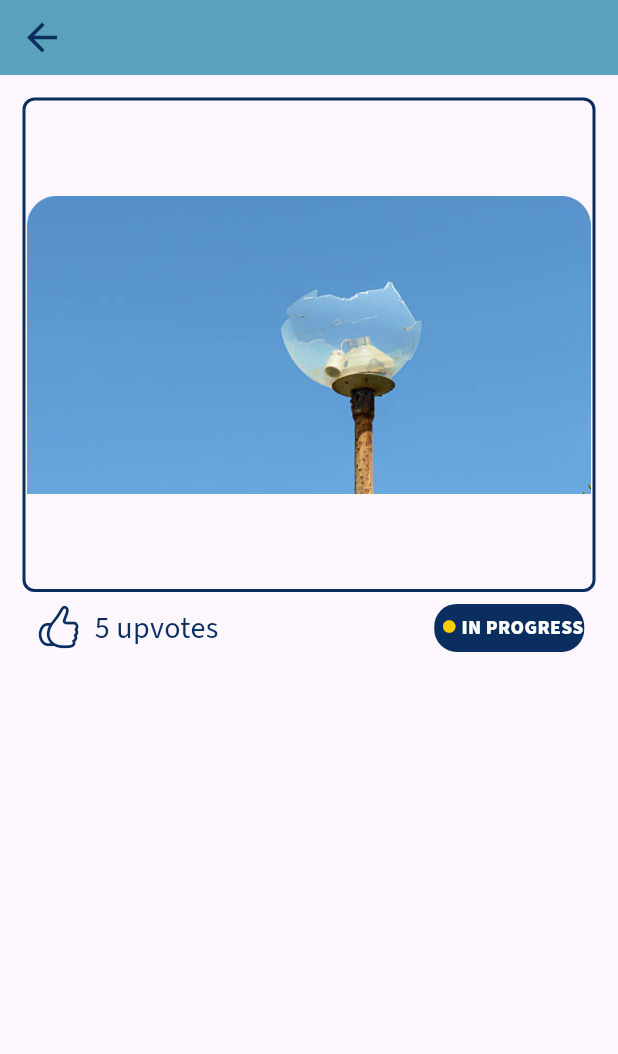
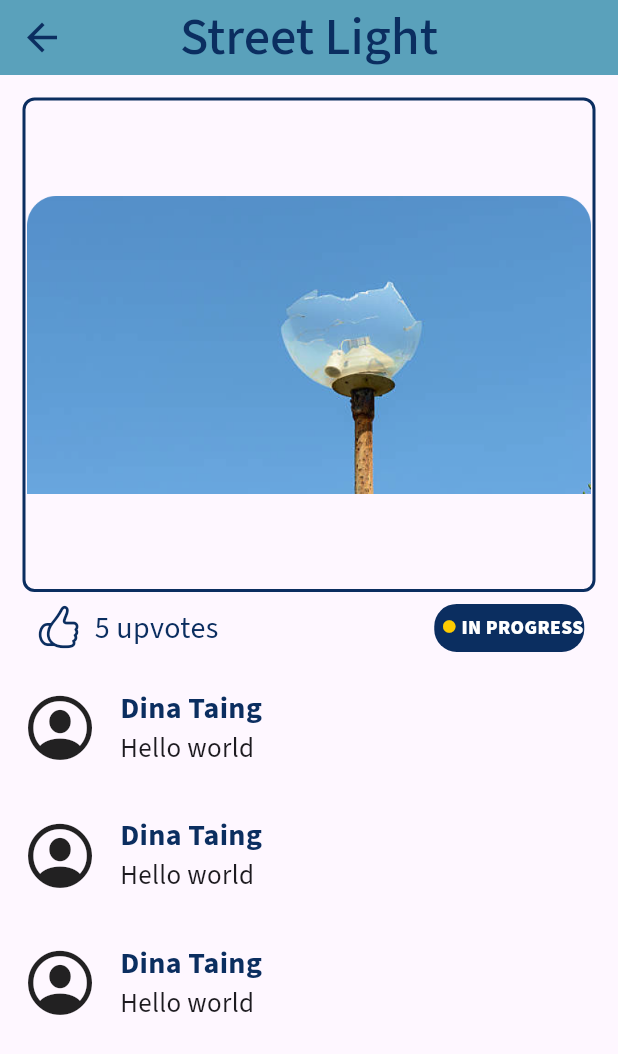
Before and after one commit to kjeff18/MuniciPal, a Flutter app: the PostPage screen opened directly, on a phone screen of 412 x 824 dp. Shown: the top 1054 px of the screen. Run offline on Flutter 3.47's test engine with Material 3 defaults, Android fonts, the phone set to English and light mode, and no system bars; our stand-ins replace dartz, flutter_svg, geolocator, google_fonts, google_maps_flutter, image_picker and 2 more; missing offline and left inert: amplify_api, amplify_auth_cognito, amplify_authenticator, amplify_core, amplify_flutter.

Commit message:
FrontEnd Finished

```diff
--- a/municipal/lib/DesingContstant.dart
+++ b/municipal/lib/DesingContstant.dart
@@ -68,6 +68,7 @@
 const waterLeakIcon = 'assets/IssueIcons/WaterLeakIcon.svg';
 
  const double issueCatergoryIconSize = 82;
+ const double iconSize = 50;
 
 //MapBuble Path
 const pedestrianCrossingBubble = 'assets/MapBubble/CrosswalkBubble.png';
--- /dev/null
+++ b/municipal/lib/Helper/IssueCatergory.dart
@@ -0,0 +1,74 @@
+import 'package:municipal/DesingContstant.dart';
+import 'package:municipal/models/ModelProvider.dart';
+
+class ReportType {
+
+  static String getReportName(IssueCategory issueCategory) {
+    switch (issueCategory) {
+      case IssueCategory.Pothole:
+        return "Pothole";
+      case IssueCategory.StreetLight:
+        return "Street Light";
+      case IssueCategory.WaterLeak:
+        return "Water Leak";
+      case IssueCategory.TrafficSignal:
+        return "Traffic Light";
+      case IssueCategory.Roadway:
+        return "Roadway";
+      case IssueCategory.Sidewalk:
+        return "Sidewalk";
+      case IssueCategory.Drainage:
+        return "Drainage";
+      case IssueCategory.TreeMaintenance:
+        return "Tree Maintenance";
+      case IssueCategory.Graffiti:
+        return "Graffiti";
+      case IssueCategory.ParkMaintenance:
+        return "Park Maintenance";
+      case IssueCategory.StreetSign:
+        return "Street Sign";
+      case IssueCategory.PedestrianCrossing:
+        return "Pedestrian Crossing";
+      case IssueCategory.Other:
+        return "Other";
+      default:
+        return "Unknown Category";
+    }
+  }
+
+  static String? getBubbleIconPath (IssueCategory issueCategory)
+  {
+        switch (issueCategory) {
+      case IssueCategory.Pothole:
+        return potholeBubble;
+      case IssueCategory.StreetLight:
+        return streetLightBubble;
+      case IssueCategory.WaterLeak:
+        return waterLeakBubble;
+      case IssueCategory.TrafficSignal:
+        return trafficLightBubble;
+      case IssueCategory.Roadway:
+        return roadWayBubble;
+      case IssueCategory.Sidewalk:
+        return sidewalkBubble;
+      case IssueCategory.Drainage:
+        return drainageBubble;
+      case IssueCategory.TreeMaintenance:
+        return treeMaintenanceBubble;
+      case IssueCategory.Graffiti:
+        return graffitiBubble;
+      case IssueCategory.ParkMaintenance:
+        return parkMatainanceBubble;
+      case IssueCategory.StreetSign:
+        return streetSignBubble;
+      case IssueCategory.PedestrianCrossing:
+        return pedestrianCrossingBubble;
+      case IssueCategory.Other:
+        return otherBubble;
+      default:
+        return null;
+    }
+
+  }
+
+}
--- a/municipal/lib/Page/FeedPage.dart
+++ b/municipal/lib/Page/FeedPage.dart
@@ -1,6 +1,7 @@
 import 'package:flutter/material.dart';
 import 'package:municipal/DesingContstant.dart';
 import 'package:municipal/models/IssueStatus.dart';
+import 'package:municipal/models/ModelProvider.dart';
 import 'package:municipal/widgets/CustomAppBar.dart';
 import 'package:municipal/widgets/FeedPageWidgets/FeedContainer.dart';
 
@@ -8,7 +9,6 @@
   const FeedPage({super.key});
 
   void postClick(){
-
   }
 
   @override
@@ -18,7 +18,7 @@
       backgroundColor: backgroundColor,
       body: ListView(
         children: [
-          FeedContainer(postTitle: 'Pothole', numberOfMilesAway: 4, numberOfVote: 5, issueStatus: IssueStatus.OPEN, onPressed: () => postClick, ),
+          FeedContainer(issueCategory: IssueCategory.StreetLight, numberOfMilesAway: 4, numberOfVote: 5, issueStatus: IssueStatus.OPEN, onPressed: () => postClick, ),
 
         ],
       ),
--- a/municipal/lib/Page/MyReportPage.dart
+++ b/municipal/lib/Page/MyReportPage.dart
@@ -1,6 +1,7 @@
 import 'package:flutter/material.dart';
 import 'package:municipal/DesingContstant.dart';
 import 'package:municipal/Page/PostPage.dart';
+import 'package:municipal/models/IssueCategory.dart';
 import 'package:municipal/models/IssueStatus.dart';
 import 'package:municipal/widgets/CustomAppBar.dart';
 import 'package:municipal/widgets/FeedPageWidgets/FeedContainer.dart';
@@ -12,7 +13,7 @@
 void postClick(BuildContext context){
    Navigator.push(
       context,
-      MaterialPageRoute(builder: (context) => PostPage(numberOfUpvotes: 5, issueStatus: IssueStatus.IN_PROGRESS,)),
+      MaterialPageRoute(builder: (context) => PostPage( issueCategory:  IssueCategory.StreetLight ,numberOfUpvotes: 5, issueStatus: IssueStatus.IN_PROGRESS,)),
     );
 
 }
@@ -28,7 +29,7 @@
       backgroundColor: backgroundColor,
       body: ListView(
         children: [
-         FeedContainer(postTitle: 'Pothole', numberOfMilesAway: 4, numberOfVote: 5, issueStatus: IssueStatus.OPEN, onPressed: () => postClick(context),),
+         FeedContainer(issueCategory: IssueCategory.StreetLight, numberOfMilesAway: 4, numberOfVote: 5, issueStatus: IssueStatus.OPEN, onPressed: () => postClick(context),),
         ]
       ),
     );
--- a/municipal/lib/Page/PostPage.dart
+++ b/municipal/lib/Page/PostPage.dart
@@ -3,15 +3,18 @@
 import 'package:flutter/material.dart';
 import 'package:google_maps_flutter/google_maps_flutter.dart';
 import 'package:municipal/DesingContstant.dart';
+import 'package:municipal/Helper/IssueCatergory.dart';
 import 'package:municipal/models/ModelProvider.dart';
 import 'package:municipal/widgets/CustomAppBar.dart';
 import 'package:municipal/widgets/FeedPageWidgets/CustomProgressIndicator.dart';
 import 'package:municipal/widgets/PostPageWidgets/PostNMapContainer.dart';
+import 'package:municipal/widgets/PostPageWidgets/SimilarPostDescription.dart';
 
 class PostPage extends StatelessWidget {
+  IssueCategory issueCategory;
   int numberOfUpvotes;
   IssueStatus issueStatus;
-   PostPage({super.key, required this.numberOfUpvotes, required this.issueStatus});
+   PostPage({super.key, required this.issueCategory, required this.numberOfUpvotes, required this.issueStatus});
 
   void UpVoteButton ()
   {
@@ -21,7 +24,7 @@
   @override
   Widget build(BuildContext context) {
     return Scaffold(
-      appBar: CustomAppBar(title: "", showBackButton: true),
+      appBar: CustomAppBar(title: ReportType.getReportName(issueCategory), showBackButton: true),
       body: Padding(
         padding: const EdgeInsets.all(defaultPadding),
         child: Column(
@@ -32,9 +35,19 @@
               IconButton(onPressed:UpVoteButton , icon: Icon(CupertinoIcons.hand_thumbsup ,color: accentColor, size: 30,)),
               Text("${numberOfUpvotes} upvotes", style: textFont.copyWith(color: accentColor, fontSize: bodyTextSize,),),
               Spacer(),
-              CustomProgressIndicator(issueStatus: issueStatus)
+              CustomProgressIndicator(issueStatus: issueStatus),
+
             ],
-           )
+           ),
+           Expanded(
+             child: ListView(
+               children: [
+                  SimilarPostDescription(username: "Dina Taing", description: "Hello world"),
+                  SimilarPostDescription(username: "Dina Taing", description: "Hello world"),
+                  SimilarPostDescription(username: "Dina Taing", description: "Hello world"),
+               ],
+             ),
+           ),
           ],
         ),
       ),
--- /dev/null
+++ b/municipal/lib/widgets/PostPageWidgets/SimilarPostDescription.dart
@@ -0,0 +1,46 @@
+import 'package:flutter/cupertino.dart';
+import 'package:municipal/DesingContstant.dart';
+
+class SimilarPostDescription extends StatelessWidget {
+  String username;
+  String description;
+   SimilarPostDescription({super.key, required this.username, required this.description});
+
+  @override
+  Widget build(BuildContext context) {
+    return Padding(
+      padding: const EdgeInsets.symmetric(vertical: defaultPadding),
+      child: Row(
+        mainAxisAlignment: MainAxisAlignment.start, // Aligning items to the start of the row
+        children: [
+          const Icon(CupertinoIcons.profile_circled, size: iconSize),
+
+          const SizedBox(width: defaultPadding),
+
+          Column(
+            crossAxisAlignment: CrossAxisAlignment.start,
+            children: [
+              Text(
+                username,
+                style: textFont.copyWith(
+                  color: accentColor,
+                  fontWeight: FontWeight.bold,
+                  fontSize: bodyTextSize,
+                ),
+              ),
+              Container(
+                width: MediaQuery.of(context).size.width * 0.7,
+                child: Text(
+                description,
+                  style: textFont.copyWith(fontSize: bodyTextSize -2),
+                  maxLines: 3,
+                  overflow: TextOverflow.ellipsis,
+                ),
+              ),
+            ],
+          ),
+        ],
+      ),
+    );
+  }
+}
```
Also changed, not shown: municipal/lib/Helper/BubbleNamePathChecke.dart (deleted, +0 -26 lines), municipal/lib/Page/LandingPage.dart (+13 -12 lines), municipal/lib/widgets/FeedPageWidgets/FeedContainer.dart (+4 -3 lines), municipal/lib/widgets/LandingPadeWidgets/IssueContainer.dart (+7 -3 lines), municipal/assets/logo/User Icon Element.png (added).
